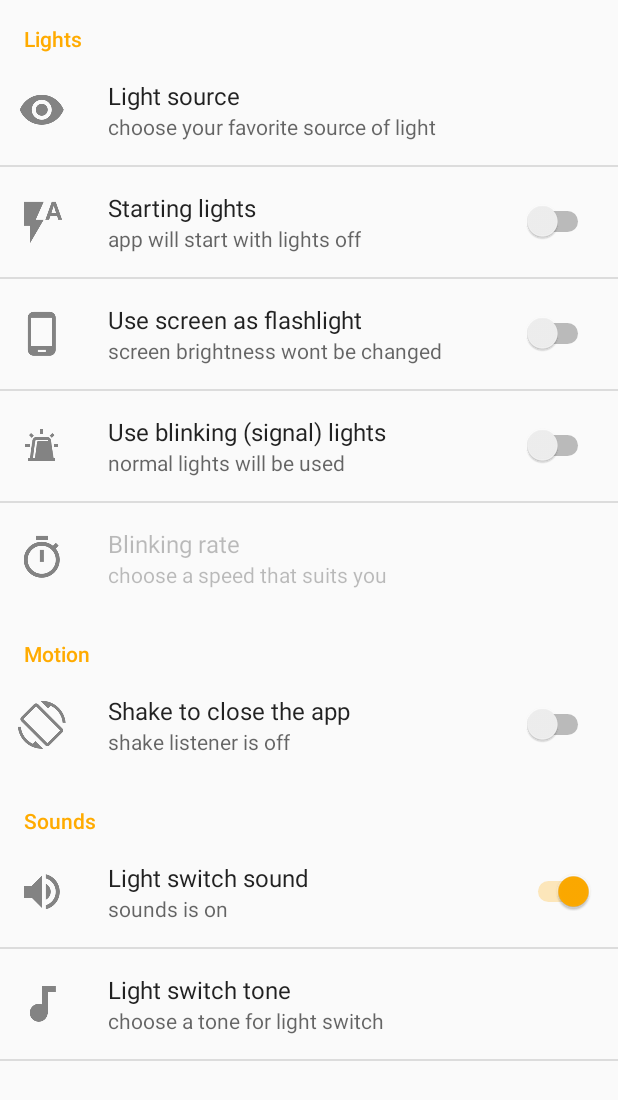
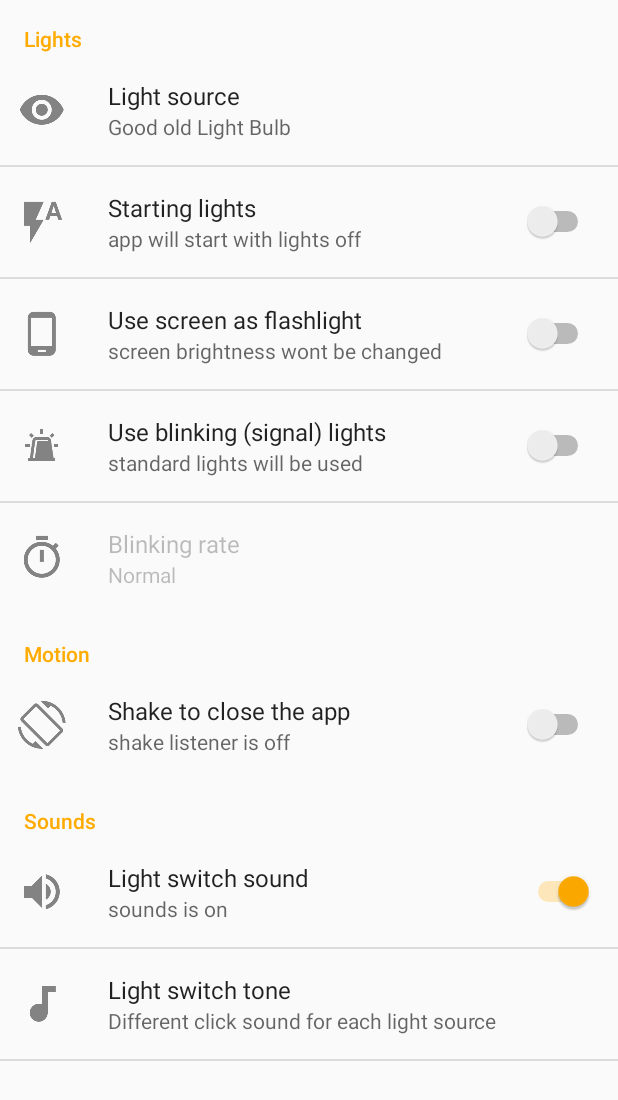
Before and after one commit to svetaz/FlatLight, an Android app: the SettingsActivity screen opened directly, with no data from a screen before it, on a phone screen of 412 x 824 dp. Shown: the top 1100 px of the screen. Run offline under Robolectric (Android 15) with nearby library versions, the light colour scheme and no system bars.

Commit message:
Sitne ispravke android:summary="%s" preferences

```diff
--- a/app/src/main/AndroidManifest.xml
+++ b/app/src/main/AndroidManifest.xml
@@ -2,7 +2,7 @@
 <manifest xmlns:android="http://schemas.android.com/apk/res/android"
           package="studio.kucuela.lightbulb">
 
-    <uses-sdk android:minSdkVersion="21"/>
+
 
     <uses-permission android:name="android.permission.CAMERA"/>
     <uses-permission android:name="android.permission.FLASHLIGHT"/>
--- a/app/src/main/res/xml/pref_data_sync.xml
+++ b/app/src/main/res/xml/pref_data_sync.xml
@@ -15,7 +15,7 @@
             android:key="PREF_LIST"
             android:title="Light source"
             android:icon="@drawable/source"
-            android:summary="choose your favorite source of light"
+            android:summary="%s"
             android:entries="@array/listentries"
             android:entryValues="@array/listvalues"
             android:defaultValue="1"/>
@@ -42,7 +42,7 @@
             android:key="notif_strobe"
             android:icon="@drawable/blink"
             android:summaryOn="blinking lights will be used"
-            android:summaryOff="normal lights will be used"
+            android:summaryOff="standard lights will be used"
             android:title="Use blinking (signal) lights" />
 
         <ListPreference
@@ -50,7 +50,7 @@
             android:title="Blinking rate"
             android:icon="@drawable/speed"
             android:dependency="notif_strobe"
-            android:summary="choose a speed that suits you"
+            android:summary="%s"
             android:entries="@array/listentriesstrobe"
             android:entryValues="@array/listvaluesstrobe"
             android:defaultValue="1"/>
@@ -105,7 +105,7 @@
             android:key="PREF_LIST_SOUNDS"
             android:title="Light switch tone"
             android:icon="@drawable/music"
-            android:summary="choose a tone for light switch"
+            android:summary="%s"
             android:dependency="notif_sound"
             android:entries="@array/listentriessounds"
             android:entryValues="@array/listvaluessounds"
```
